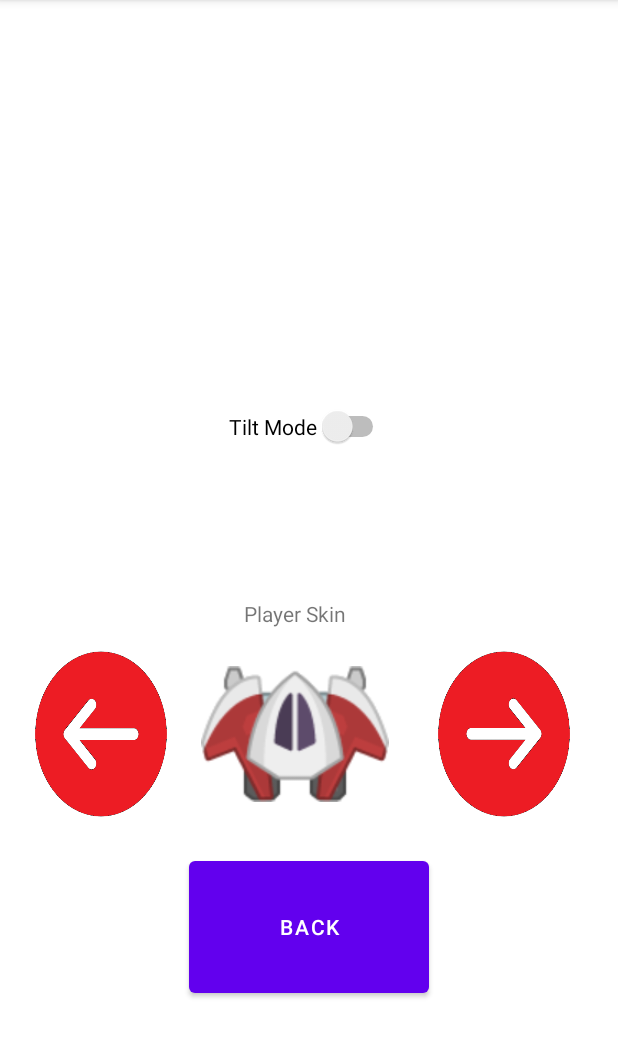
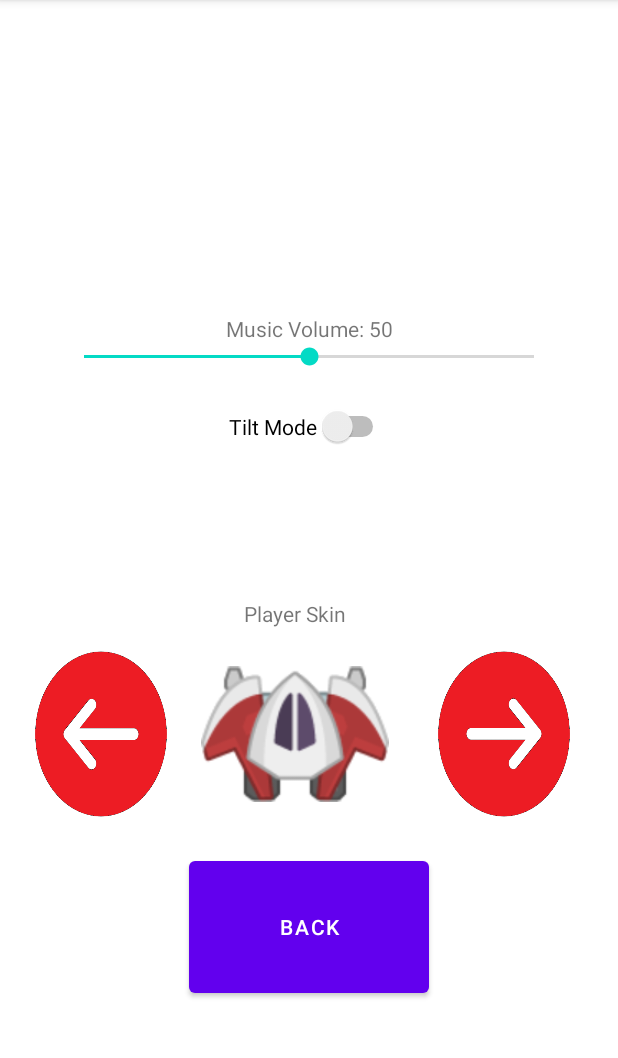
Before and after one commit to YetItMoves-MZ/AsteroidField, an Android app: the Activity_Options screen opened directly, with no data from a screen before it, on a phone screen of 412 x 824 dp, the part 84-1142 px from its top. Run offline under Robolectric (Android 15) with nearby library versions, the phone set to English and light mode, and no system bars.

Commit message:
added background music and sound effects. added option to change volume for both.

```diff
--- a/app/src/main/java/com/example/astroidfield/Activity_Menu.java
+++ b/app/src/main/java/com/example/astroidfield/Activity_Menu.java
@@ -13,10 +13,8 @@ import com.google.android.material.button.MaterialButton;
 
 /*
 What needs to be done:
-TODO: crash sound and crates sounds                                     update 1
-TODO: menu with options:
+menu with options:
     TODO: change base speed fast/slow                                   update 2
-    TODO: sound volume                                                  update 2
     TODO: change sensitivity for tilt mode                              update 2
 TODO: score screen + save scores + save options                         update 3 from class-4
  */
--- a/app/src/main/java/com/example/astroidfield/Activity_Options.java
+++ b/app/src/main/java/com/example/astroidfield/Activity_Options.java
@@ -8,8 +8,9 @@ import android.view.View;
 import android.widget.CompoundButton;
 import android.widget.ImageButton;
 import android.widget.ImageView;
+import android.widget.SeekBar;
 import android.widget.Switch;
-import android.widget.Toast;
+import android.widget.TextView;
 
 import com.google.android.material.button.MaterialButton;
 
@@ -20,6 +21,12 @@ public class Activity_Options extends AppCompatActivity {
     //bundle variables
     private boolean gameModeTilt=false;
     private int playerSkinIndex = 0;
+    private int volume = 50;
+
+    //seekBar info
+    int seekBarStep = 1;
+    int seekBarMax = 100;
+    int seekBarMin = 0;
 
     //views
     private Bundle bundle;
@@ -28,6 +35,8 @@ public class Activity_Options extends AppCompatActivity {
     private ImageView currentSkin;
     private ImageButton leftSkinButton;
     private ImageButton rightSkinButton;
+    private SeekBar musicVolume;
+    private TextView musicVolumeText;
 
     @Override
     protected void onCreate(Bundle savedInstanceState) {
@@ -42,6 +51,26 @@ public class Activity_Options extends AppCompatActivity {
                 finish();
             }
         });
+
+        musicVolume.setMax( (seekBarMax - seekBarMin) / seekBarStep);
+        musicVolume.setOnSeekBarChangeListener(
+                new SeekBar.OnSeekBarChangeListener()
+                {
+                    @Override
+                    public void onStopTrackingTouch(SeekBar seekBar) {}
+
+                    @Override
+                    public void onStartTrackingTouch(SeekBar seekBar) {}
+
+                    @Override
+                    public void onProgressChanged(SeekBar seekBar, int progress,
+                                                  boolean fromUser)
+                    {
+                        volume = seekBarMin + (progress * seekBarStep);
+                        musicVolumeText.setText("Music Volume: " + volume);
+                    }
+                }
+        );
 
         tiltMode.setOnCheckedChangeListener(new CompoundButton.OnCheckedChangeListener() {
             @Override
@@ -89,16 +118,7 @@ public class Activity_Options extends AppCompatActivity {
     private void setBundle() {
         bundle.putInt(Game.PLAYER_SKIN,playerSkinIndex);
         bundle.putBoolean(Game.MODE,gameModeTilt);
-    }
-
-    private void findViews() {
-        leftSkinButton = findViewById(R.id.options_BTN_leftButton);
-        rightSkinButton = findViewById(R.id.options_BTN_rightButton);
-        currentSkin = findViewById(R.id.options_IMAGE_player);
-        buttonExit = findViewById(R.id.options_BTN_Exit);
-        tiltMode = findViewById(R.id.options_SWITCH_TiltMode);
-
-
+        bundle.putInt(Game.VOLUME, volume);
     }
 
     private void startMenu() {
@@ -108,4 +128,14 @@ public class Activity_Options extends AppCompatActivity {
         startActivity(myIntent);
     }
 
+    private void findViews() {
+        leftSkinButton = findViewById(R.id.options_BTN_leftButton);
+        rightSkinButton = findViewById(R.id.options_BTN_rightButton);
+        currentSkin = findViewById(R.id.options_IMAGE_player);
+        buttonExit = findViewById(R.id.options_BTN_Exit);
+        tiltMode = findViewById(R.id.options_SWITCH_TiltMode);
+        musicVolume = findViewById(R.id.options_SEEKBAR_background_volume);
+        musicVolumeText = findViewById(R.id.options_TEXTVIEW_text_volume);
+    }
+
 }
--- a/app/src/main/res/layout/activity_options.xml
+++ b/app/src/main/res/layout/activity_options.xml
@@ -71,4 +71,25 @@
         app:layout_constraintEnd_toEndOf="@+id/options_IMAGE_player"
         app:layout_constraintStart_toStartOf="@+id/options_IMAGE_player" />
 
+    <SeekBar
+        android:id="@+id/options_SEEKBAR_background_volume"
+        android:layout_width="wrap_content"
+        android:layout_height="wrap_content"
+        android:layout_marginBottom="24dp"
+        android:minWidth="300dp"
+        android:maxWidth="300dp"
+        android:progress="50"
+        app:layout_constraintBottom_toTopOf="@+id/options_SWITCH_TiltMode"
+        app:layout_constraintEnd_toEndOf="parent"
+        app:layout_constraintStart_toStartOf="parent" />
+
+    <TextView
+        android:id="@+id/options_TEXTVIEW_text_volume"
+        android:layout_width="wrap_content"
+        android:layout_height="wrap_content"
+        android:text="Music Volume: 50"
+        app:layout_constraintBottom_toTopOf="@+id/options_SEEKBAR_background_volume"
+        app:layout_constraintEnd_toEndOf="@+id/options_SEEKBAR_background_volume"
+        app:layout_constraintStart_toStartOf="@+id/options_SEEKBAR_background_volume" />
+
 </androidx.constraintlayout.widget.ConstraintLayout>
```
Also changed, not shown: app/src/main/java/com/example/astroidfield/Activity_Game.java (+6 -4 lines), app/src/main/java/com/example/astroidfield/Game.java (+69 -10 lines), app/src/main/java/com/example/astroidfield/Tile.java (+8 -9 lines), 4 other files.
